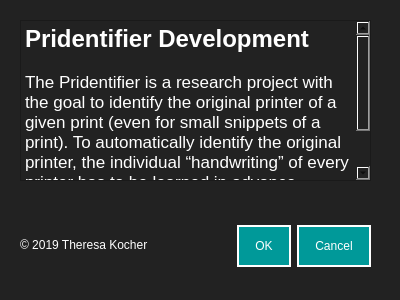
The window that design/dialog_instructionEvaluation.ui (resa89/pridentifier) describes before a commit, drawn with Qt 5.
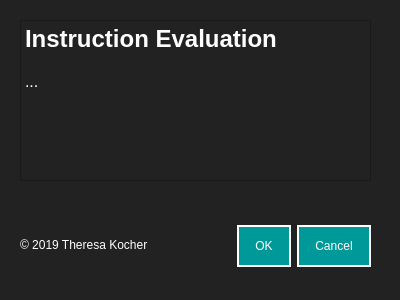
The same window after the commit.

Commit message: devel: Adapt dialog ui and py files and integrate all into pridentifier menu bar

```diff
--- a/design/dialog_instructionEvaluation.ui
+++ b/design/dialog_instructionEvaluation.ui
@@ -82,9 +82,9 @@
 &lt;html&gt;&lt;head&gt;&lt;meta name=&quot;qrichtext&quot; content=&quot;1&quot; /&gt;&lt;style type=&quot;text/css&quot;&gt;
 p, li { white-space: pre-wrap; }
 &lt;/style&gt;&lt;/head&gt;&lt;body style=&quot; font-family:'Helvetica'; font-size:12pt; font-weight:400; font-style:normal;&quot;&gt;
-&lt;p style=&quot; margin-top:0px; margin-bottom:0px; margin-left:0px; margin-right:0px; -qt-block-indent:0; text-indent:0px;&quot;&gt;&lt;span style=&quot; font-size:18pt; font-weight:600;&quot;&gt;Pridentifier Development&lt;/span&gt;&lt;/p&gt;
+&lt;p style=&quot; margin-top:0px; margin-bottom:0px; margin-left:0px; margin-right:0px; -qt-block-indent:0; text-indent:0px;&quot;&gt;&lt;span style=&quot; font-size:18pt; font-weight:600;&quot;&gt;Instruction Evaluation&lt;/span&gt;&lt;/p&gt;
 &lt;p style=&quot;-qt-paragraph-type:empty; margin-top:0px; margin-bottom:0px; margin-left:0px; margin-right:0px; -qt-block-indent:0; text-indent:0px;&quot;&gt;&lt;br /&gt;&lt;/p&gt;
-&lt;p style=&quot; margin-top:0px; margin-bottom:0px; margin-left:0px; margin-right:0px; -qt-block-indent:0; text-indent:0px;&quot;&gt;&lt;span style=&quot; font-family:'.SF NS Text'; font-size:13pt;&quot;&gt;The Pridentifier is a research project with the goal to identify the original printer of a given print (even for small snippets of a print). To automatically identify the original printer, the individual “handwriting” of every printer has to be learned in advance. Therefor Fourier analysis featuers are used.&lt;/span&gt;&lt;/p&gt;&lt;/body&gt;&lt;/html&gt;</string>
+&lt;p style=&quot; margin-top:0px; margin-bottom:0px; margin-left:0px; margin-right:0px; -qt-block-indent:0; text-indent:0px;&quot;&gt;...&lt;/p&gt;&lt;/body&gt;&lt;/html&gt;</string>
    </property>
   </widget>
  </widget>
```
The commit also changes 32 other files.
